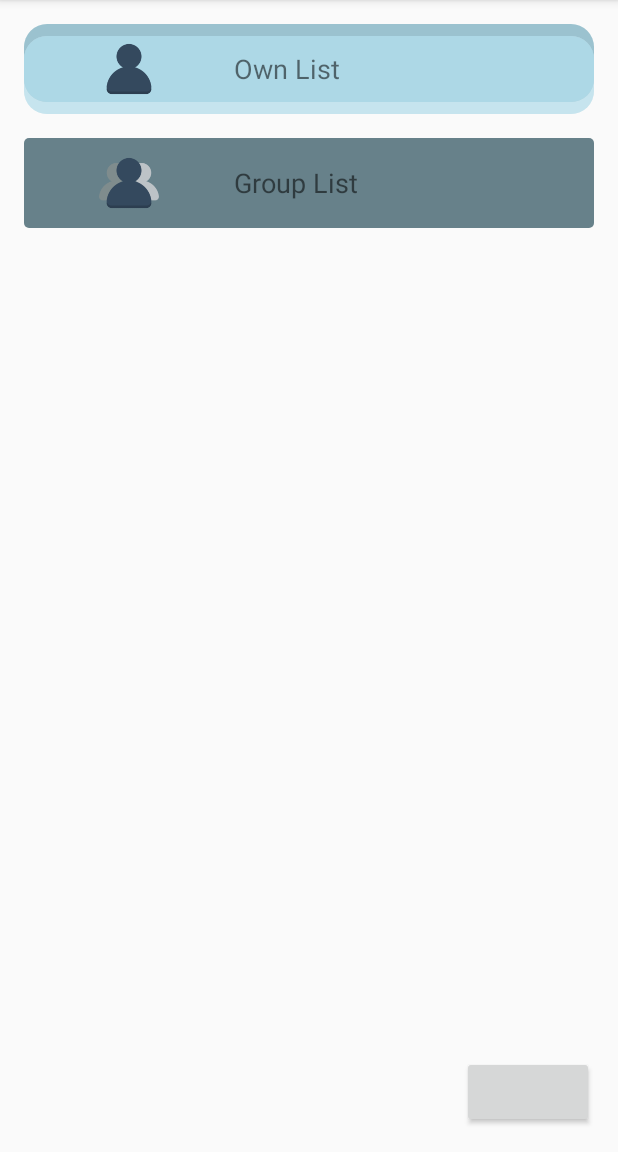
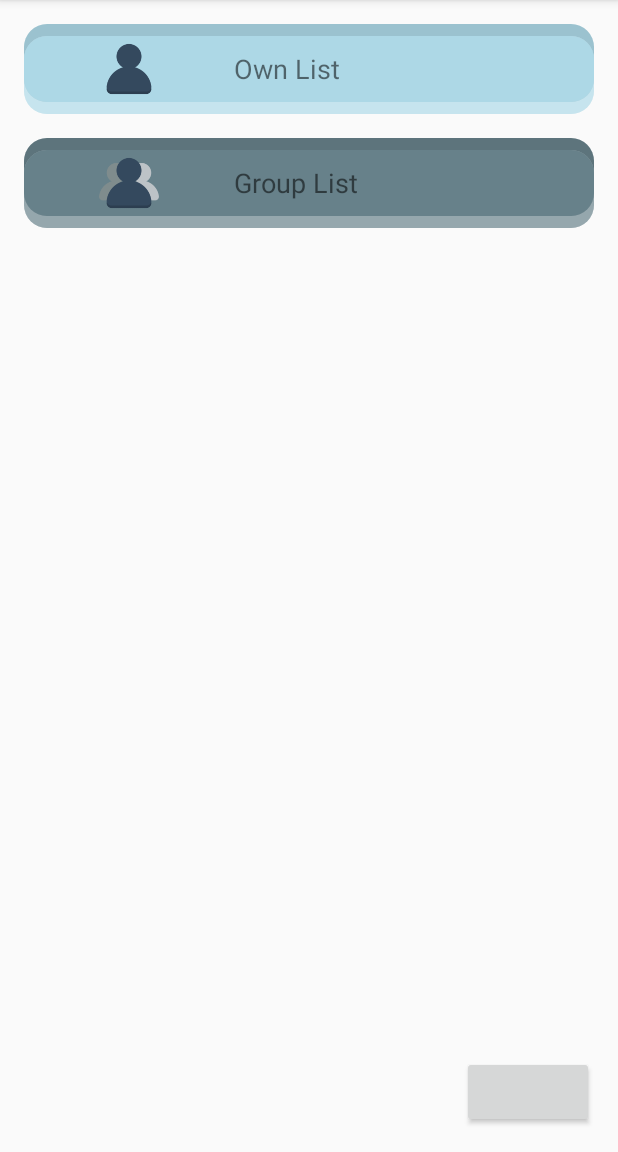
Before and after one commit to CODA-Masters/Lisho, an Android app: the screen it shows after launch (MainActivity), on a phone screen of 412 x 824 dp, the part 84-1236 px from its top. Run offline under Robolectric (Android 15) with nearby library versions, the light colour scheme and no system bars; libraries missing offline, so code that uses them is left out: com.mikepenz.materialdrawer, com.nightonke.boommenu; plain views replace BoomMenuButton; 27 statements that could not run were skipped.

Commit message:
Fixing problems

```diff
--- a/app/src/main/java/com/codamasters/lisho/ui/ShoppingDetailListActivity.java
+++ b/app/src/main/java/com/codamasters/lisho/ui/ShoppingDetailListActivity.java
@@ -43,6 +43,7 @@ public class ShoppingDetailListActivity extends Fragment implements BatListener,
 
     @Override
     public void onActivityCreated(Bundle savedInstanceState) {
+        super.onActivityCreated(savedInstanceState);
         initBat();
     }
 
--- a/app/src/main/res/drawable/shape_rectangle_group.xml
+++ b/app/src/main/res/drawable/shape_rectangle_group.xml
@@ -1,11 +1,49 @@
-<shape xmlns:android="http://schemas.android.com/apk/res/android">
+<?xml version="1.0" encoding="utf-8"?>
+<layer-list xmlns:android="http://schemas.android.com/apk/res/android">
+<!--background to compensate the transparency under shadow and glow (for bigger depth values)-->
+<item>
+    <shape android:shape="rectangle">
+        <corners android:radius="15dp" />
         <solid android:color="#67818A" />
+    </shape>
+</item>
 
+<!--top, dark, inner shadow-->
+<item
+    android:bottom="@dimen/depth">
+    <shape android:shape="rectangle">
+        <corners android:radius="15dp" />
+        <solid android:color="#1A000000" />
+    </shape>
+</item>
+
+<!--bottom, light, outer glow-->
+<item
+    android:top="@dimen/depth">
+    <shape android:shape="rectangle">
+        <corners android:radius="15dp" />
+        <solid android:color="#4DFFFFFF" />
+    </shape>
+</item>
+
+<!--your color-->
+<item
+    android:top="@dimen/depth"
+    android:bottom="@dimen/depth">
+    <shape android:shape="rectangle">
+        <corners android:radius="15dp" />
+        <solid android:color="#67818A"/>
+    </shape>
+</item>
+</layer-list>
+
+    <!--<shape xmlns:android="http://schemas.android.com/apk/res/android">
+        <solid android:color="#ADD8E6" />
         <corners
-        android:radius="3dp" />
+            android:radius="10dp" />
         <padding
             android:left="10dp"
             android:top="10dp"
             android:right="10dp"
             android:bottom="10dp" />
-</shape>
+    </shape>-->
```
Lines whose indentation alone changed are shown as unchanged.
